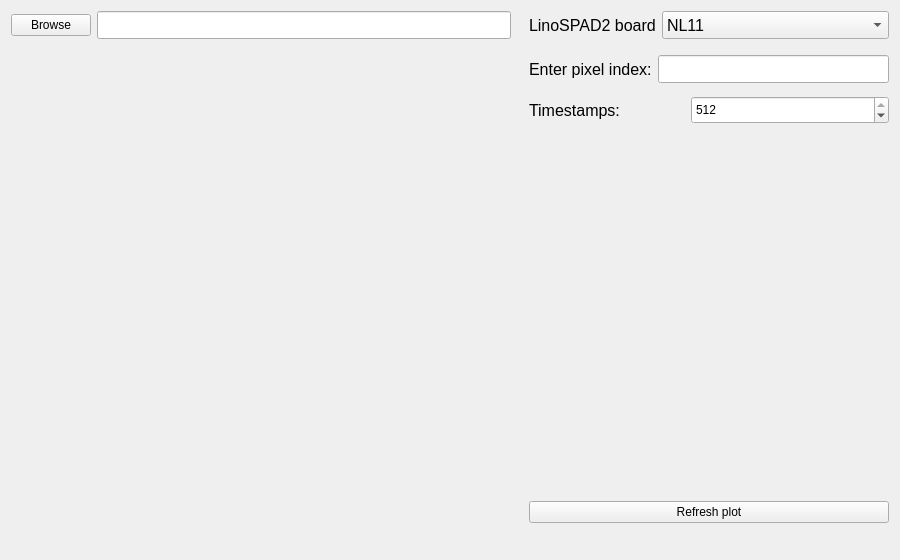
This is graphic/ui/SinglePixelHistogram_tab_c.ui in rngKomorebi/daplis-rtp as Qt 5 draws it before an edit. The edited form follows.
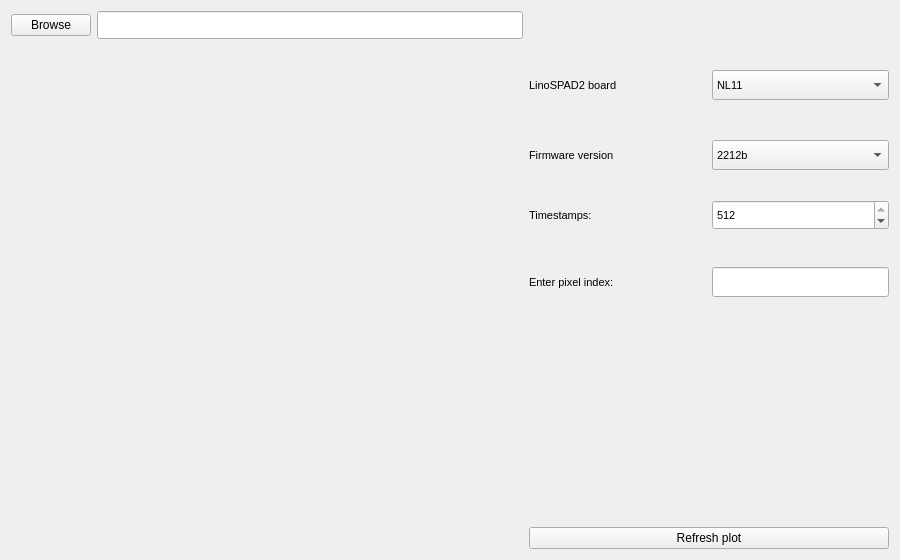
This is the edited form.

The edit to the form file:
```diff
--- a/graphic/ui/SinglePixelHistogram_tab_c.ui
+++ b/graphic/ui/SinglePixelHistogram_tab_c.ui
@@ -20,6 +20,54 @@
    <string>Form</string>
   </property>
   <layout class="QGridLayout" name="gridLayout">
+   <item row="6" column="2">
+    <spacer name="verticalSpacer_2">
+     <property name="orientation">
+      <enum>Qt::Vertical</enum>
+     </property>
+     <property name="sizeHint" stdset="0">
+      <size>
+       <width>20</width>
+       <height>250</height>
+      </size>
+     </property>
+    </spacer>
+   </item>
+   <item row="8" column="2">
+    <widget class="QPushButton" name="pushButton_refreshPlot">
+     <property name="sizePolicy">
+      <sizepolicy hsizetype="Preferred" vsizetype="Fixed">
+       <horstretch>0</horstretch>
+       <verstretch>0</verstretch>
+      </sizepolicy>
+     </property>
+     <property name="minimumSize">
+      <size>
+       <width>360</width>
+       <height>0</height>
+      </size>
+     </property>
+     <property name="text">
+      <string>Refresh plot</string>
+     </property>
+    </widget>
+   </item>
+   <item row="1" column="0" rowspan="7" colspan="2">
+    <widget class="QWidget" name="widget_figure" native="true">
+     <property name="sizePolicy">
+      <sizepolicy hsizetype="Preferred" vsizetype="Preferred">
+       <horstretch>0</horstretch>
+       <verstretch>0</verstretch>
+      </sizepolicy>
+     </property>
+     <property name="minimumSize">
+      <size>
+       <width>500</width>
+       <height>425</height>
+      </size>
+     </property>
+    </widget>
+   </item>
    <item row="0" column="0">
     <widget class="QPushButton" name="pushButton_browse">
      <property name="font">
@@ -32,16 +80,65 @@
      </property>
     </widget>
    </item>
-   <item row="0" column="3" rowspan="2">
-    <layout class="QFormLayout" name="formLayout_4">
+   <item row="0" column="1">
+    <widget class="QLineEdit" name="lineEdit_browse">
+     <property name="sizePolicy">
+      <sizepolicy hsizetype="Expanding" vsizetype="Fixed">
+       <horstretch>0</horstretch>
+       <verstretch>0</verstretch>
+      </sizepolicy>
+     </property>
+     <property name="minimumSize">
+      <size>
+       <width>400</width>
+       <height>28</height>
+      </size>
+     </property>
+    </widget>
+   </item>
+   <item row="8" column="1">
+    <spacer name="verticalSpacer">
+     <property name="orientation">
+      <enum>Qt::Vertical</enum>
+     </property>
+     <property name="sizeType">
+      <enum>QSizePolicy::Expanding</enum>
+     </property>
+     <property name="sizeHint" stdset="0">
+      <size>
+       <width>20</width>
+       <height>56</height>
+      </size>
+     </property>
+    </spacer>
+   </item>
+   <item row="1" column="2">
+    <layout class="QVBoxLayout" name="verticalLayout">
+     <property name="topMargin">
+      <number>20</number>
+     </property>
+     <item>
+      <layout class="QHBoxLayout" name="horizontalLayout_6">
+       <property name="spacing">
+        <number>5</number>
+       </property>
+       <property name="topMargin">
+        <number>5</number>
+       </property>
      <property name="bottomMargin">
       <number>10</number>
      </property>
-     <item row="0" column="0">
+       <item>
       <widget class="QLabel" name="label">
+         <property name="minimumSize">
+          <size>
+           <width>100</width>
+           <height>30</height>
+          </size>
+         </property>
        <property name="font">
         <font>
-         <pointsize>12</pointsize>
+           <pointsize>8</pointsize>
         </font>
        </property>
        <property name="text">
@@ -49,17 +146,17 @@
        </property>
       </widget>
      </item>
-     <item row="0" column="1">
+       <item>
       <widget class="QComboBox" name="comboBox_boardNumber">
        <property name="minimumSize">
         <size>
-         <width>0</width>
-         <height>28</height>
+           <width>100</width>
+           <height>30</height>
         </size>
        </property>
        <property name="font">
         <font>
-         <pointsize>12</pointsize>
+           <pointsize>8</pointsize>
         </font>
        </property>
        <item>
@@ -76,8 +173,8 @@
      </item>
     </layout>
    </item>
-   <item row="4" column="3">
-    <spacer name="verticalSpacer_2">
+     <item>
+      <spacer name="verticalSpacer_3">
      <property name="orientation">
       <enum>Qt::Vertical</enum>
      </property>
@@ -89,19 +186,173 @@
      </property>
     </spacer>
    </item>
-   <item row="2" column="3">
-    <layout class="QFormLayout" name="formLayout">
+     <item>
+      <layout class="QHBoxLayout" name="horizontalLayout_3">
+       <property name="spacing">
+        <number>5</number>
+       </property>
+       <property name="topMargin">
+        <number>5</number>
+       </property>
+       <item>
+        <widget class="QLabel" name="label_2">
+         <property name="minimumSize">
+          <size>
+           <width>100</width>
+           <height>30</height>
+          </size>
+         </property>
+         <property name="font">
+          <font>
+           <pointsize>8</pointsize>
+           <weight>50</weight>
+           <bold>false</bold>
+          </font>
+         </property>
+         <property name="text">
+          <string>Firmware version</string>
+         </property>
+         <property name="alignment">
+          <set>Qt::AlignLeading|Qt::AlignLeft|Qt::AlignVCenter</set>
+         </property>
+        </widget>
+       </item>
+       <item>
+        <widget class="QComboBox" name="comboBox_FW">
+         <property name="minimumSize">
+          <size>
+           <width>100</width>
+           <height>30</height>
+          </size>
+         </property>
+         <property name="font">
+          <font>
+           <pointsize>8</pointsize>
+          </font>
+         </property>
+         <item>
+          <property name="text">
+           <string>2212b</string>
+          </property>
+         </item>
+         <item>
+          <property name="text">
+           <string>2208</string>
+          </property>
+         </item>
+        </widget>
+       </item>
+      </layout>
+     </item>
+     <item>
+      <spacer name="verticalSpacer_5">
+       <property name="orientation">
+        <enum>Qt::Vertical</enum>
+       </property>
+       <property name="sizeHint" stdset="0">
+        <size>
+         <width>20</width>
+         <height>40</height>
+        </size>
+       </property>
+      </spacer>
+     </item>
+     <item>
+      <layout class="QHBoxLayout" name="horizontalLayout_4">
+       <property name="spacing">
+        <number>5</number>
+       </property>
+       <property name="topMargin">
+        <number>5</number>
+       </property>
      <property name="bottomMargin">
       <number>7</number>
      </property>
-     <item row="0" column="0">
+       <item>
+        <widget class="QLabel" name="label_timestamps">
+         <property name="minimumSize">
+          <size>
+           <width>100</width>
+           <height>30</height>
+          </size>
+         </property>
+         <property name="font">
+          <font>
+           <pointsize>8</pointsize>
+          </font>
+         </property>
+         <property name="text">
+          <string>Timestamps:</string>
+         </property>
+        </widget>
+       </item>
+       <item>
+        <widget class="QSpinBox" name="spinBox_timestamps">
+         <property name="sizePolicy">
+          <sizepolicy hsizetype="Preferred" vsizetype="Fixed">
+           <horstretch>0</horstretch>
+           <verstretch>0</verstretch>
+          </sizepolicy>
+         </property>
+         <property name="minimumSize">
+          <size>
+           <width>100</width>
+           <height>30</height>
+          </size>
+         </property>
+         <property name="font">
+          <font>
+           <pointsize>8</pointsize>
+          </font>
+         </property>
+         <property name="maximum">
+          <number>512</number>
+         </property>
+         <property name="value">
+          <number>512</number>
+         </property>
+        </widget>
+       </item>
+      </layout>
+     </item>
+     <item>
+      <spacer name="verticalSpacer_4">
+       <property name="orientation">
+        <enum>Qt::Vertical</enum>
+       </property>
+       <property name="sizeHint" stdset="0">
+        <size>
+         <width>20</width>
+         <height>40</height>
+        </size>
+       </property>
+      </spacer>
+     </item>
+     <item>
+      <layout class="QHBoxLayout" name="horizontalLayout_5">
+       <property name="spacing">
+        <number>5</number>
+       </property>
+       <property name="topMargin">
+        <number>5</number>
+       </property>
+       <property name="bottomMargin">
+        <number>7</number>
+       </property>
+       <item>
       <widget class="QLabel" name="label_enterPixNumber">
        <property name="enabled">
         <bool>true</bool>
        </property>
+         <property name="minimumSize">
+          <size>
+           <width>100</width>
+           <height>30</height>
+          </size>
+         </property>
        <property name="font">
         <font>
-         <pointsize>12</pointsize>
+           <pointsize>8</pointsize>
         </font>
        </property>
        <property name="text">
@@ -115,87 +366,8 @@
        </property>
       </widget>
      </item>
-     <item row="0" column="1">
+       <item>
       <widget class="QLineEdit" name="lineEdit_enterPixNumber">
-       <property name="minimumSize">
-        <size>
-         <width>0</width>
-         <height>28</height>
-        </size>
-       </property>
-       <property name="font">
-        <font>
-         <pointsize>9</pointsize>
-        </font>
-       </property>
-      </widget>
-     </item>
-    </layout>
-   </item>
-   <item row="3" column="3">
-    <layout class="QFormLayout" name="formLayout_2">
-     <property name="bottomMargin">
-      <number>7</number>
-     </property>
-     <item row="0" column="1">
-      <widget class="QSpinBox" name="spinBox_timestamps">
-       <property name="minimumSize">
-        <size>
-         <width>0</width>
-         <height>28</height>
-        </size>
-       </property>
-       <property name="font">
-        <font>
-         <pointsize>9</pointsize>
-        </font>
-       </property>
-       <property name="maximum">
-        <number>512</number>
-       </property>
-       <property name="value">
-        <number>512</number>
-       </property>
-      </widget>
-     </item>
-     <item row="0" column="0">
-      <widget class="QLabel" name="label_timestamps">
-       <property name="minimumSize">
-        <size>
-         <width>156</width>
-         <height>0</height>
-        </size>
-       </property>
-       <property name="font">
-        <font>
-         <pointsize>12</pointsize>
-        </font>
-       </property>
-       <property name="text">
-        <string>Timestamps:</string>
-       </property>
-      </widget>
-     </item>
-    </layout>
-   </item>
-   <item row="5" column="1">
-    <spacer name="verticalSpacer">
-     <property name="orientation">
-      <enum>Qt::Vertical</enum>
-     </property>
-     <property name="sizeType">
-      <enum>QSizePolicy::Expanding</enum>
-     </property>
-     <property name="sizeHint" stdset="0">
-      <size>
-       <width>20</width>
-       <height>56</height>
-      </size>
-     </property>
-    </spacer>
-   </item>
-   <item row="5" column="3">
-    <widget class="QPushButton" name="pushButton_refreshPlot">
      <property name="sizePolicy">
       <sizepolicy hsizetype="Preferred" vsizetype="Fixed">
        <horstretch>0</horstretch>
@@ -204,59 +376,26 @@
      </property>
      <property name="minimumSize">
       <size>
-       <width>360</width>
-       <height>0</height>
-      </size>
-     </property>
+           <width>100</width>
+           <height>30</height>
+          </size>
+         </property>
+         <property name="font">
+          <font>
+           <pointsize>8</pointsize>
+          </font>
+         </property>
+         <property name="mouseTracking">
+          <bool>false</bool>
+         </property>
      <property name="text">
-      <string>Refresh plot</string>
+          <string/>
      </property>
     </widget>
    </item>
-   <item row="0" column="1">
-    <widget class="QLineEdit" name="lineEdit_browse">
-     <property name="sizePolicy">
-      <sizepolicy hsizetype="Expanding" vsizetype="Fixed">
-       <horstretch>0</horstretch>
-       <verstretch>0</verstretch>
-      </sizepolicy>
-     </property>
-     <property name="minimumSize">
-      <size>
-       <width>400</width>
-       <height>28</height>
-      </size>
-     </property>
-    </widget>
-   </item>
-   <item row="1" column="0" rowspan="4" colspan="2">
-    <widget class="QWidget" name="widget_figure" native="true">
-     <property name="sizePolicy">
-      <sizepolicy hsizetype="Preferred" vsizetype="Preferred">
-       <horstretch>0</horstretch>
-       <verstretch>0</verstretch>
-      </sizepolicy>
-     </property>
-     <property name="minimumSize">
-      <size>
-       <width>500</width>
-       <height>425</height>
-      </size>
-     </property>
-    </widget>
-   </item>
-   <item row="0" column="2">
-    <spacer name="horizontalSpacer">
-     <property name="orientation">
-      <enum>Qt::Horizontal</enum>
-     </property>
-     <property name="sizeHint" stdset="0">
-      <size>
-       <width>40</width>
-       <height>20</height>
-      </size>
-     </property>
-    </spacer>
+      </layout>
+     </item>
+    </layout>
    </item>
   </layout>
  </widget>
```
Lines whose indentation alone changed are shown as unchanged.
